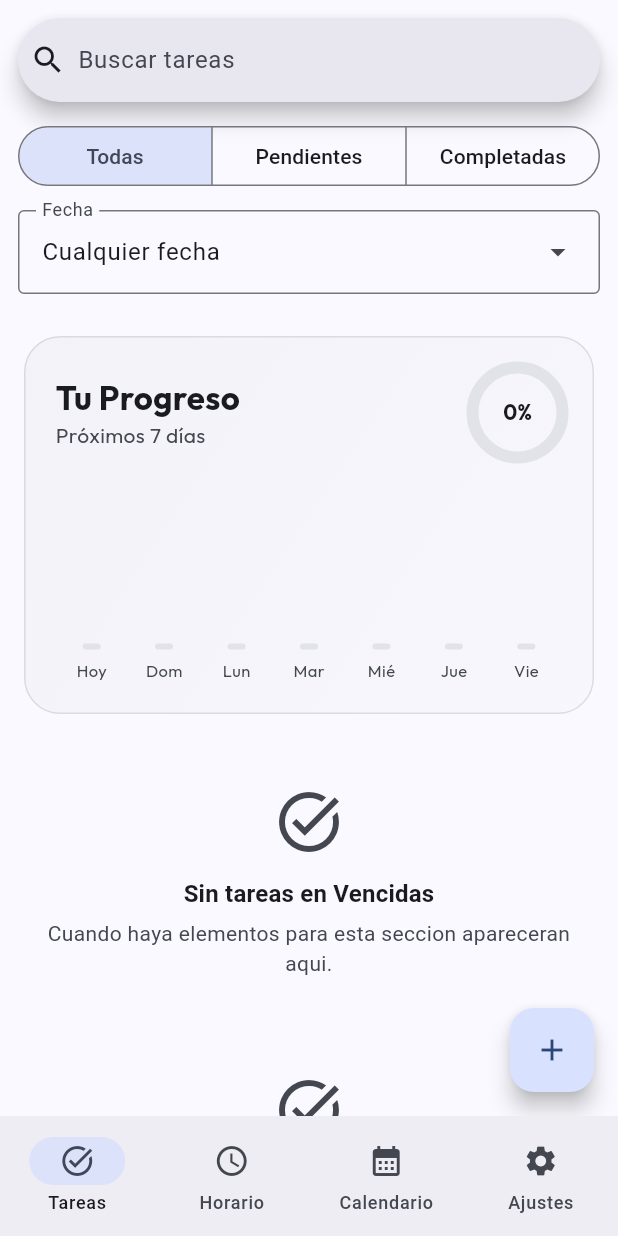
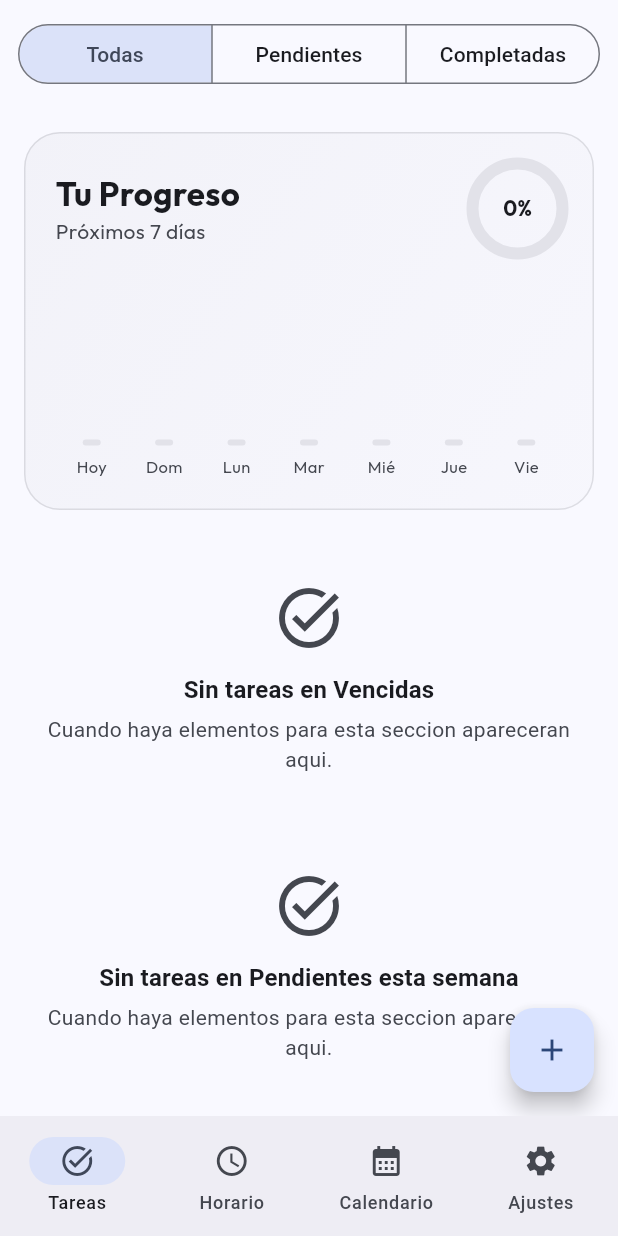
Before and after one commit to RuedaUABC/agenda, a Flutter app: the screen it shows after launch, on a phone screen of 412 x 824 dp. Run offline on Flutter 3.47's test engine with Material 3 defaults, Android fonts, the phone set to English and light mode, and no system bars; our stand-ins replace firebase_auth, firebase_core, google_fonts, google_sign_in, shared_preferences, sqflite and 2 more; accounts and stored records are empty.

Commit message:
feat: Update task filtering to use only Material 3 SegmentedButton, removing SearchBar and date selector for improved UI consistency

```diff
--- a/lib/features/tareas/presentation/widgets/tareas_filter_bar.dart
+++ b/lib/features/tareas/presentation/widgets/tareas_filter_bar.dart
@@ -19,15 +19,6 @@ class TareasFilterBar extends StatelessWidget {
       child: Column(
         crossAxisAlignment: CrossAxisAlignment.stretch,
         children: [
-          SearchBar(
-            leading: const Icon(Icons.search),
-            hintText: 'Buscar tareas',
-            onChanged: (value) {
-              controller.updateSearchQuery(value);
-              onChanged();
-            },
-          ),
-          const SizedBox(height: 12),
           SegmentedButton<TaskStatusFilter>(
             showSelectedIcon: false,
             segments: const [
@@ -50,36 +41,6 @@ class TareasFilterBar extends StatelessWidget {
               onChanged();
             },
           ),
-          const SizedBox(height: 12),
-          DropdownMenu<TaskDateFilter>(
-            initialSelection: controller.dateFilter,
-            expandedInsets: EdgeInsets.zero,
-            label: const Text('Fecha'),
-            dropdownMenuEntries: const [
-              DropdownMenuEntry(
-                value: TaskDateFilter.todas,
-                label: 'Cualquier fecha',
-              ),
-              DropdownMenuEntry(
-                value: TaskDateFilter.vencidas,
-                label: 'Vencidas',
-              ),
-              DropdownMenuEntry(value: TaskDateFilter.hoy, label: 'Hoy'),
-              DropdownMenuEntry(
-                value: TaskDateFilter.semana,
-                label: 'Esta semana',
-              ),
-              DropdownMenuEntry(
-                value: TaskDateFilter.futuras,
-                label: 'Futuras',
-              ),
-            ],
-            onSelected: (value) {
-              if (value == null) return;
-              controller.updateDateFilter(value);
-              onChanged();
-            },
-          ),
         ],
       ),
     );
```
Also changed, not shown: 10 other files.
